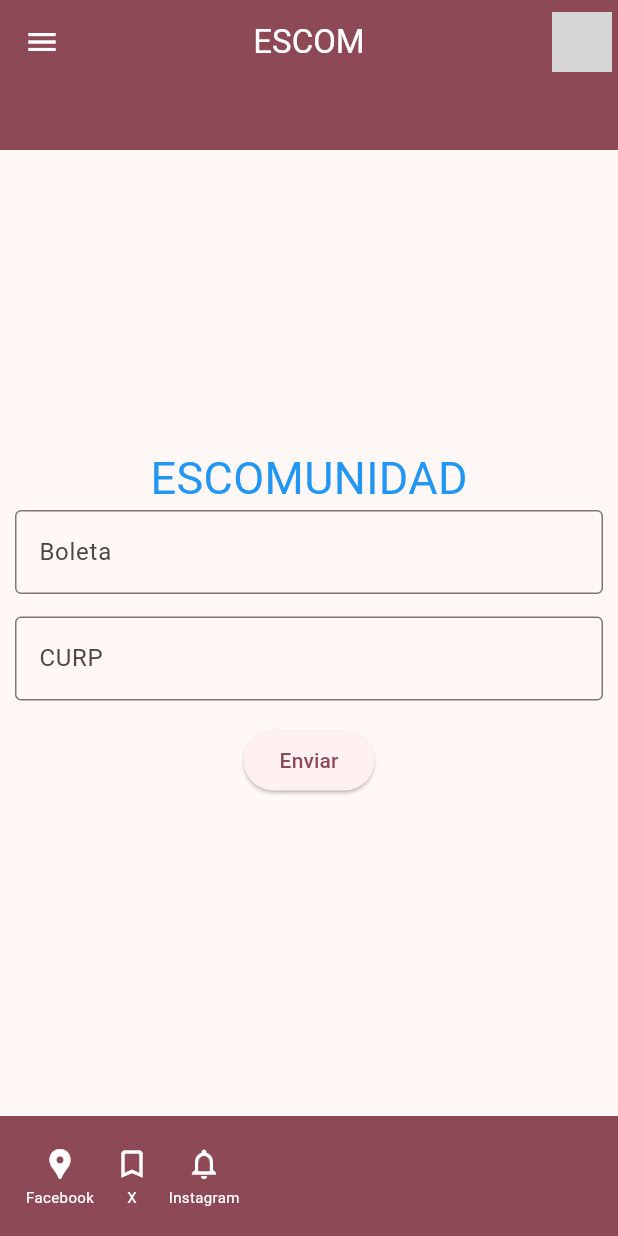
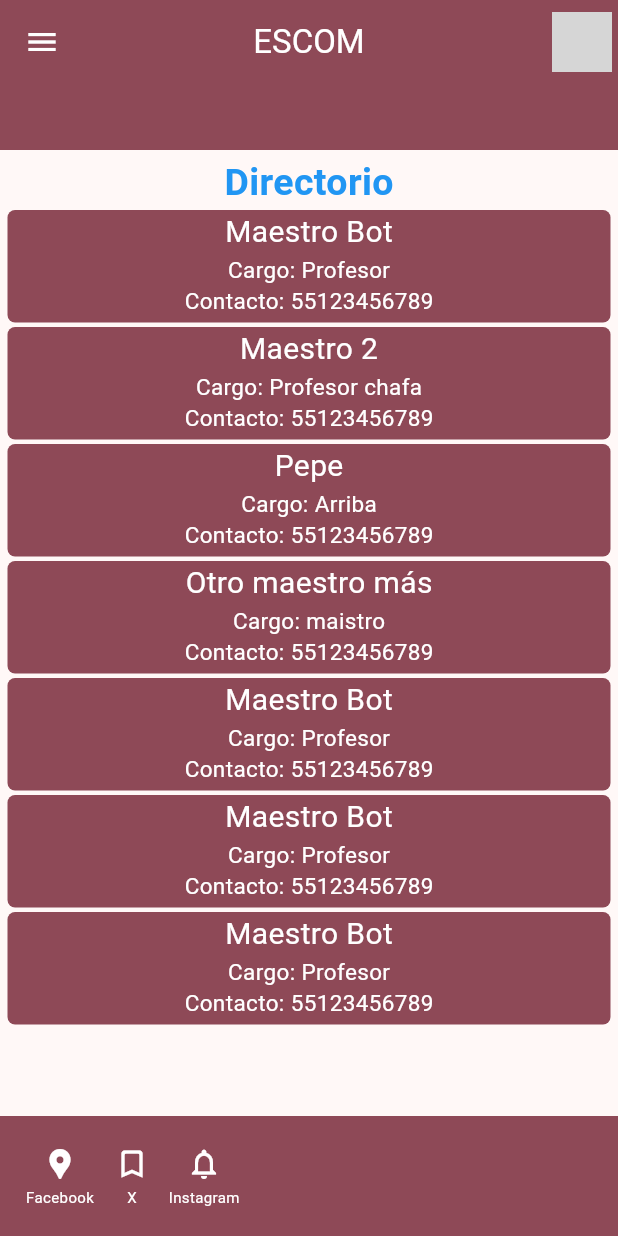
Before and after one commit to ivanalejandro2002/ESCOM, a Flutter app: the screen it shows after launch, on a phone screen of 412 x 824 dp. Run offline on Flutter 3.47's test engine with Material 3 defaults, Android fonts, the light colour scheme and no system bars; our stand-ins replace carousel_slider; network calls fail; grey boxes are pictures that could not be loaded.

Commit message:
Vista de profesores

```diff
--- a/lib/domain/entities/global_user.dart
+++ b/lib/domain/entities/global_user.dart
@@ -1,13 +1,17 @@
+import 'package:gestor/domain/entities/teachers.dart';
+
 class GlobalUser {
   String nombre;
   String imageUrl;
   String boleta;
   String curp;
+  List<AsignedTeacher> subjects;
 
   GlobalUser({
     required this.nombre,
     required this.imageUrl,
     required this.boleta,
-    required this.curp
+    required this.curp,
+    required this.subjects
   });
 }
--- /dev/null
+++ b/lib/domain/entities/teachers.dart
@@ -0,0 +1,31 @@
+class Teachers {
+  String name;
+  String position;
+  String contact;
+  String deparment;
+
+  Teachers({
+    required this.name,
+    required this.position,
+    required this.contact,
+    required this.deparment
+  });
+}
+
+class AsignedTeacher{
+  String name;
+  String position;
+  String contact;
+  String deparment;
+  String group;
+  String subject;
+
+  AsignedTeacher({
+    required this.name,
+    required this.position,
+    required this.contact,
+    required this.deparment,
+    required this.group,
+    required this.subject
+  });
+}
--- a/lib/main.dart
+++ b/lib/main.dart
@@ -3,6 +3,7 @@ import 'package:gestor/config/theme/app_theme.dart';
 import 'package:gestor/presentation/providers/user_provider.dart';
 import 'package:gestor/presentation/screens/login_page.dart';
 import 'package:gestor/presentation/screens/main_page.dart';
+import 'package:gestor/presentation/screens/my_professors_view.dart';
 import 'package:provider/provider.dart';
 
 void main() => runApp(const MyApp());
@@ -22,7 +23,7 @@ class MyApp extends StatelessWidget {
         debugShowCheckedModeBanner: false,
         theme: AppTheme(selectedColor: 6).theme(),
 
-        home: LoginPage()
+        home: MyProfessorsView()
       ),
     );
   }
--- a/lib/presentation/providers/user_provider.dart
+++ b/lib/presentation/providers/user_provider.dart
@@ -1,15 +1,75 @@
 import 'package:flutter/material.dart';
 import 'package:gestor/domain/entities/global_user.dart';
+import 'package:gestor/domain/entities/teachers.dart';
 
 class UserProvider extends ChangeNotifier{
 
   int colorPalete = 0;
 
+
   GlobalUser globalUserData = GlobalUser(
     nombre: 'Pepito',
     boleta: '1234567890',
     curp: 'XD',
-    imageUrl: 'https://st3.depositphotos.com/6672868/13701/v/450/depositphotos_137014128-stock-illustration-user-profile-icon.jpg'
+    imageUrl: 'https://st3.depositphotos.com/6672868/13701/v/450/depositphotos_137014128-stock-illustration-user-profile-icon.jpg',
+    subjects: [
+      AsignedTeacher(
+        name: 'Maestro Bot',
+        position: 'Profesor',
+        contact: '55123456789',
+        deparment: 'Electónica',
+        group: '5CM1',
+        subject: 'Procesamiento Digital de Señales'
+      ),
+      AsignedTeacher(
+        name: 'Maestro 2',
+        position: 'Profesor chafa',
+        contact: '55123456789',
+        deparment: 'Mantenido',
+        group: 'XXX3',
+        subject: 'Mendigar'
+      ),
+      AsignedTeacher(
+        name: 'Pepe',
+        position: 'Arriba',
+        contact: '55123456789',
+        deparment: 'Abajo',
+        group: '4AM2',
+        subject: 'No se sabe'
+      ),
+      AsignedTeacher(
+        name: 'Otro maestro más',
+        position: 'maistro',
+        contact: '55123456789',
+        deparment: 'Sonidero',
+        group: '6CM7',
+        subject: 'Sistemas en Chip'
+      ),
+      AsignedTeacher(
+        name: 'Maestro Bot',
+        position: 'Profesor',
+        contact: '55123456789',
+        deparment: 'Electónica',
+        group: '5CM1',
+        subject: 'Procesamiento Digital de Señales'
+      ),
+      AsignedTeacher(
+        name: 'Maestro Bot',
+        position: 'Profesor',
+        contact: '55123456789',
+        deparment: 'Electónica',
+        group: '5CM1',
+        subject: 'Procesamiento Digital de Señales'
+      ),
+      AsignedTeacher(
+        name: 'Maestro Bot',
+        position: 'Profesor',
+        contact: '55123456789',
+        deparment: 'Electónica',
+        group: '5CM1',
+        subject: 'Procesamiento Digital de Señales'
+      ),
+    ]
   );
 
   Future<void> addPhoto(String dir) async{
--- /dev/null
+++ b/lib/presentation/screens/my_professors_view.dart
@@ -0,0 +1,36 @@
+import 'package:flutter/material.dart';
+import 'package:gestor/presentation/providers/user_provider.dart';
+import 'package:gestor/presentation/widgets/shared/constant_appbar.dart';
+import 'package:gestor/presentation/widgets/shared/constant_bottom_bar.dart';
+import 'package:gestor/presentation/widgets/shared/drawer_menu.dart';
+import 'package:gestor/presentation/widgets/shared/teachers/my_teacher_container.dart';
+import 'package:provider/provider.dart';
+
+class MyProfessorsView extends StatelessWidget {
+  const MyProfessorsView({super.key});
+
+  @override
+  Widget build(BuildContext context) {
+    final userProvider = context.watch<UserProvider>();
+    return Scaffold(
+      appBar: ConstantAppbar(),
+      drawer: DrawerMenu(),
+      body: Column(
+        mainAxisAlignment: MainAxisAlignment.center,
+        children: [
+          Text('Directorio', style: TextStyle(color: Colors.blue,fontSize: 25,fontWeight: FontWeight.w700)),
+          SizedBox(
+            height: 600,
+            child: ListView.builder(
+              itemCount: userProvider.globalUserData.subjects.length,
+              itemBuilder: (context,index){
+                return MyTeacherContainer(teacherData: userProvider.globalUserData.subjects[index]);
+              },
+            )
+          )
+        ],
+      ),
+      bottomNavigationBar: ConstantBottomBar(),
+    );
+  }
+}
--- a/lib/presentation/widgets/shared/login_form.dart
+++ b/lib/presentation/widgets/shared/login_form.dart
@@ -1,5 +1,6 @@
 import 'package:flutter/material.dart';
 import 'package:gestor/domain/entities/global_user.dart';
+import 'package:gestor/domain/entities/teachers.dart';
 import 'package:gestor/presentation/providers/user_provider.dart';
 import 'package:provider/provider.dart';
 
@@ -91,9 +92,11 @@ class LoginForm extends StatelessWidget {
                     imageUrl: 'https://static.wikia.nocookie.net/mamarre-estudios-espanol/images/5/54/CUVcOWP4.jpg/revision/latest/thumbnail/width/360/height/360?cb=20201009210428&path-prefix=es',
                     boleta: '123456',
                     curp: 'ABCDario',
+                    subjects: [
+                      AsignedTeacher(name: 'a', position: 'b', contact: 'c', deparment: 'd', group: 'e', subject: 'f')
+                    ]
                   );
 
-                  print(userProvider.globalUserData.curp);
 
                   onValue(random);
                 }
--- /dev/null
+++ b/lib/presentation/widgets/shared/teachers/my_teacher_container.dart
@@ -0,0 +1,42 @@
+import 'package:flutter/material.dart';
+import 'package:gestor/domain/entities/teachers.dart';
+
+class MyTeacherContainer extends StatelessWidget {
+  final AsignedTeacher teacherData;
+  const MyTeacherContainer({
+    super.key,
+    required this.teacherData
+  });
+
+  @override
+  Widget build(BuildContext context) {
+    final colors = Theme.of(context).colorScheme;
+    final dimentions = MediaQuery.sizeOf(context);
+    return Column(
+      children: [
+        GestureDetector(
+          onTap: (){
+            //TODO: LLamar a la pantalla del maestro
+          },
+          child: Container(
+            decoration: BoxDecoration(
+              color: colors.primary,
+              borderRadius: BorderRadius.circular(5),
+            ),
+            height: 75,
+            width: (dimentions.width-10),
+
+            child: Column(
+              children: [
+                Text(teacherData.name,style: TextStyle(color: colors.onPrimary, fontSize: 20)),
+                Text('Cargo: ${teacherData.position}', style: TextStyle(color: colors.onPrimary, fontSize: 15,)),
+                Text('Contacto: ${teacherData.contact}', style: TextStyle(color: colors.onPrimary, fontSize: 15)),
+              ],
+            )
+          ),
+        ),
+        SizedBox(height: 3,),
+      ],
+    );
+  }
+}
```
